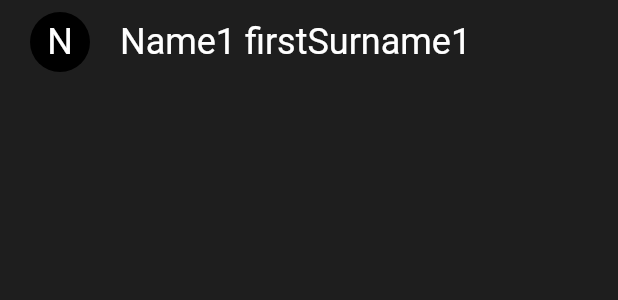
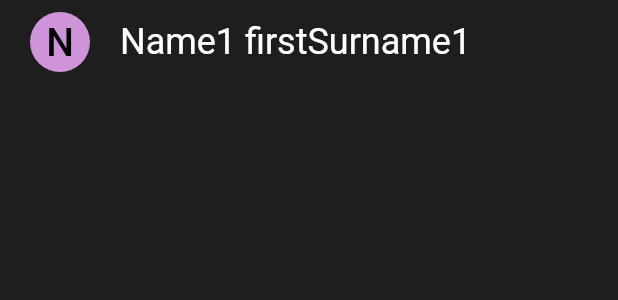
Before and after one commit to Cavitedev/score_contacts, a Flutter app: the ContactRow widget shown alone on an empty page, opened directly with sample values from the repository, on a phone screen of 412 x 824 dp. Shown: the top 300 px of the screen. Run offline on Flutter 3.47's test engine with Material 2 defaults, Android fonts, the phone set to English and light mode, and no system bars; our stand-ins replace auto_route, bloc, cloud_firestore, dartz, firebase_auth, firebase_core and 7 more; accounts and stored records are empty; generated files the repository leaves out were written again; statements that could not run were skipped.

Commit message:
Select multiple contacts

```diff
--- a/lib/application/contacts/contact_actor/contact_actor_event.dart
+++ b/lib/application/contacts/contact_actor/contact_actor_event.dart
@@ -2,5 +2,13 @@ part of 'contact_actor_bloc.dart';
 
 @freezed
 abstract class ContactActorEvent with _$ContactActorEvent {
-  const factory ContactActorEvent.delete(Contact contact) = _Delete;
+  const factory ContactActorEvent.delete({Contact contact}) = _Delete;
+
+  const factory ContactActorEvent.deleteSelectedContacts() =
+      _DeleteSelectedContacts;
+
+  const factory ContactActorEvent.toggleSelectionContact(Contact contact) =
+      _ToggleSelectionContact;
+
+  const factory ContactActorEvent.deselectAllContacts() = _DeselectAllContacts;
 }
--- a/lib/application/contacts/contact_actor/contact_actor_state.dart
+++ b/lib/application/contacts/contact_actor/contact_actor_state.dart
@@ -8,6 +8,9 @@ abstract class ContactActorState with _$ContactActorState {
 
   const factory ContactActorState.deleteSuccessful() = _DeleteSuccessful;
 
+  const factory ContactActorState.selectContacts(
+      Set<Contact> selectedContacts) = _SelectContacts;
+
   const factory ContactActorState.deleteFailure(ContactsFailure failure) =
       _DeleteFailure;
 }
--- a/lib/application/contacts/contact_watcher/contact_watcher_state.dart
+++ b/lib/application/contacts/contact_watcher/contact_watcher_state.dart
@@ -6,8 +6,8 @@ abstract class ContactWatcherState with _$ContactWatcherState {
 
   const factory ContactWatcherState.loadInProgress() = _LoadInProgress;
 
-  const factory ContactWatcherState.loadSuccess(List<Contact> contacts) =
-      _LoadSucces;
+  const factory ContactWatcherState.loadSuccess(
+      List<SelectedContact> selectedContacts) = _LoadSuccess;
 
   const factory ContactWatcherState.loadFailure(ContactsFailure failure) =
       _LoadFailure;
--- /dev/null
+++ b/lib/core/errors/general_errors.dart
@@ -0,0 +1,5 @@
+class ImpossibleToReachError extends Error {
+  final String msg;
+
+  ImpossibleToReachError({this.msg});
+}
--- a/lib/main.dart
+++ b/lib/main.dart
@@ -91,6 +91,7 @@ class _MyAppState extends State<MyApp> {
         ),
       );
     } else {
+      // ignore: avoid_unnecessary_containers
       return Container(child: const CircularProgressIndicator());
     }
   }
--- a/lib/presentation/contacts/list_view/widgets/contact_row.dart
+++ b/lib/presentation/contacts/list_view/widgets/contact_row.dart
@@ -9,10 +9,12 @@ import 'package:scorecontacts/presentation/routes/router.gr.dart';
 
 class ContactRow extends StatelessWidget {
   final Contact contact;
+  final bool selectedContact;
 
   const ContactRow({
     Key key,
     @required this.contact,
+    this.selectedContact = false,
   }) : super(key: key);
 
   @override
@@ -20,7 +22,6 @@ class ContactRow extends StatelessWidget {
     final NameData name = contact.nameData;
 
     return InkWell(
-
       onTap: () {
         ExtendedNavigator.of(context).pushAddContactPage(contact: contact);
       },
@@ -37,21 +38,30 @@ class ContactRow extends StatelessWidget {
               0,
               0,
             ),
-            items: ContactPopUp(context: context, contact: contact,
-                actorBloc: contactActorBloc)
-                .popUpItems());
+            items: ContactPopUp(
+              context: context,
+              contact: contact,
+              actorBloc: contactActorBloc,
+            ).popUpItems());
       },
       child: Container(
         padding: const EdgeInsets.fromLTRB(20, 8, 4, 8),
         child: Row(
           children: <Widget>[
             CircleAvatar(
-              child: Text(
-                contact.nameData.firstName.substring(0, 1),
-                style: const TextStyle(
-                  fontSize: 24,
-                ),
-              ),
+              backgroundColor:
+                  selectedContact ? Colors.teal[200] : Colors.purple[200],
+              child: selectedContact
+                  ? const Icon(
+                      Icons.check,
+                      color: Colors.black,
+                      size: 30,
+                    )
+                  : Text(
+                      contact.nameData.firstName.substring(0, 1).toUpperCase(),
+                      style: const TextStyle(
+                          fontSize: 26, fontWeight: FontWeight.w500),
+                    ),
             ),
             const SizedBox(
               width: 20,
```
Also changed, not shown: lib/application/contacts/contact_actor/contact_actor_bloc.dart (+74 -6 lines), lib/application/contacts/contact_watcher/contact_watcher_bloc.dart (+17 -5 lines), lib/application/contacts/selected_contact.dart (added, +13 -0 lines), lib/presentation/contacts/list_view/contact_list.dart (+9 -4 lines), lib/presentation/contacts/list_view/widgets/contact_list_scaffold.dart (+34 -7 lines), lib/presentation/contacts/list_view/widgets/pop_up_contact.dart (+7 -4 lines), lib/presentation/contacts/list_view/widgets/selected_contaacts_row_bar.dart (added, +69 -0 lines), lib/application/contacts/contact_actor/contact_actor_bloc.freezed.dart, lib/application/contacts/contact_watcher/contact_watcher_bloc.freezed.dart.
